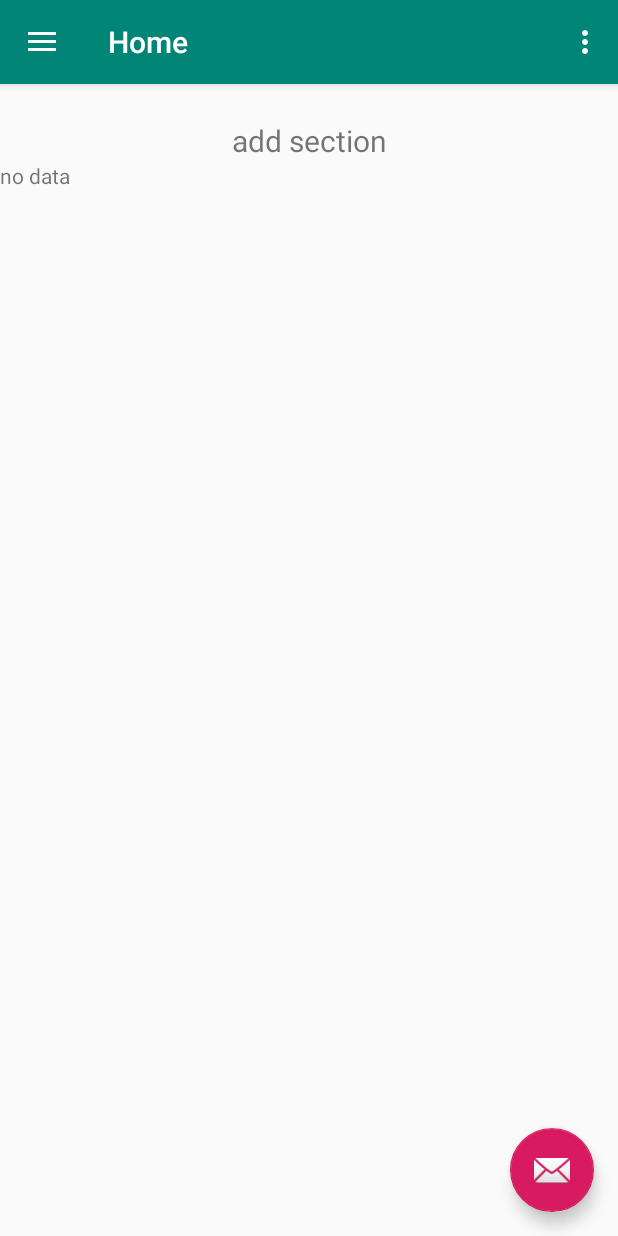
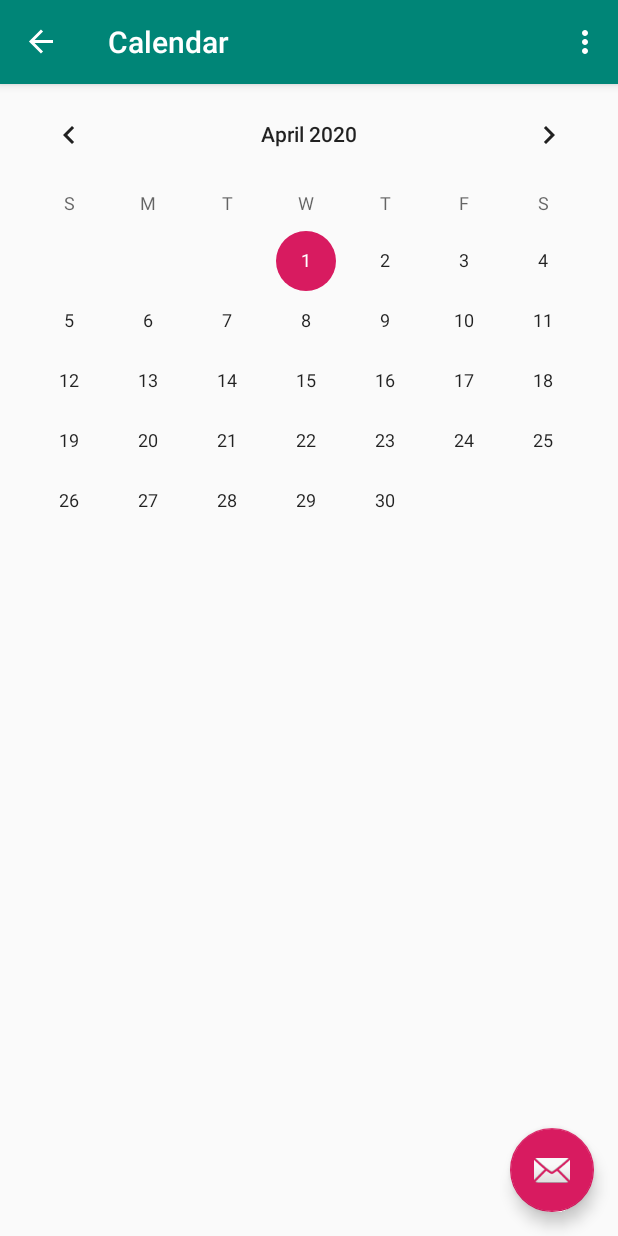
Before and after one commit to since85stas/SchedulerMonth, an Android app: the screen it shows after launch (MainActivity), on a phone screen of 412 x 824 dp. Run offline under Robolectric (Android 15) with nearby library versions, the phone set to English and light mode, and no system bars; our stand-ins replace Room's generated code, data binding, navigation-ui.

Commit message:
adding a calendar view

```diff
--- a/app/src/main/java/stas/batura/schedulermonth/repository/room/LessonsDatabase.kt
+++ b/app/src/main/java/stas/batura/schedulermonth/repository/room/LessonsDatabase.kt
@@ -28,7 +28,7 @@ import androidx.room.RoomDatabase
  * This pattern is pretty much the same for any database,
  * so you can reuse it.
  */
-@Database(entities = [MainData::class, Section::class, Lesson::class, Period::class], version = 4, exportSchema = false)
+@Database(entities = [MainData::class, Section::class, Lesson::class, Period::class], version = 5, exportSchema = false)
 abstract class LessonsDatabase : RoomDatabase() {
 
     /**
--- a/app/src/main/java/stas/batura/schedulermonth/repository/room/LessonsDatabaseDao.kt
+++ b/app/src/main/java/stas/batura/schedulermonth/repository/room/LessonsDatabaseDao.kt
@@ -55,8 +55,8 @@ abstract class LessonsDatabaseDao {
     /**
      * информация о конкретном периоде
      */
-    @Query("SELECT * FROM period_count_table WHERE period_id = :id")
-    abstract fun getPeriodById(id: Long) : Period
+    @Query("SELECT * FROM period_count_table WHERE period_id = :periodId AND section_id =:sectionId")
+    abstract fun getPeriodById(periodId: Long, sectionId: Long) : Period
 
     /**
      * все периоды
--- a/app/src/main/java/stas/batura/schedulermonth/repository/room/Period.kt
+++ b/app/src/main/java/stas/batura/schedulermonth/repository/room/Period.kt
@@ -21,7 +21,10 @@ data class Period(
     var periodId: Long = 0,
 
     @ColumnInfo(name = "period_start_date")
-    var periodStartDate: Long
+    var periodStartDate: Long,
+
+    @ColumnInfo(name = "perid_end_date")
+    var periodEndDate:Long
 )
 
 //data class Period(
--- a/app/src/main/java/stas/batura/schedulermonth/repository/room/Section.kt
+++ b/app/src/main/java/stas/batura/schedulermonth/repository/room/Section.kt
@@ -13,8 +13,8 @@ data class Section(
     @ColumnInfo(name = "section_type")
     var sectionType: Long = 0,
 
-    @ColumnInfo(name = "time_period_days")
-    var timePeriodDays: Int = 30,
+    @ColumnInfo(name = "time_period_millis")
+    var timePeriodMillis: Long = 0,
 
     @ColumnInfo(name = "lessons_in_period")
     var lessonsInPeriod : Int = 0,
--- /dev/null
+++ b/app/src/main/java/stas/batura/schedulermonth/ui/calendar/CalendarFragment.kt
@@ -0,0 +1,45 @@
+package stas.batura.schedulermonth.ui.calendar
+
+import android.app.Application
+import android.os.Bundle
+import android.view.LayoutInflater
+import android.view.View
+import android.view.ViewGroup
+import androidx.databinding.DataBindingUtil
+import androidx.fragment.app.Fragment
+import androidx.lifecycle.ViewModelProviders
+import androidx.navigation.fragment.findNavController
+import stas.batura.schedulermonth.R
+import stas.batura.schedulermonth.databinding.CalendarFragmentBinding
+import stas.batura.schedulermonth.databinding.CreateSectionFragmentBinding
+import stas.batura.schedulermonth.repository.room.LessonsDatabase
+import stas.batura.schedulermonth.ui.create.CreateSectionViewModel
+import stas.batura.schedulermonth.ui.create.CreateSectionViewModelFactory
+import stas.batura.schedulermonth.ui.create.SectionCreateFragmnetDirections
+
+class CalendarFragment : Fragment() {
+
+    lateinit var viewModel: CalendarFragmentViewModel
+
+    override fun onCreateView(
+        inflater: LayoutInflater,
+        container: ViewGroup?,
+        savedInstanceState: Bundle?
+    ): View? {
+        // Get a reference to the binding object and inflate the fragment views.
+        val bindings : CalendarFragmentBinding = DataBindingUtil
+            .inflate(inflater, R.layout.calendar_fragment, container, false)
+
+        val application: Application = requireNotNull(this.activity).application
+        val database = LessonsDatabase.getInstance(application).lessonsDatabaseDao
+        val viewModelFactory = CalendarFragmentViewModelFactory(database, application)
+
+        // get a view model
+        viewModel = ViewModelProviders.of(this, viewModelFactory)
+            .get(CalendarFragmentViewModel::class.java)
+
+
+        return bindings.root
+    }
+
+}
--- /dev/null
+++ b/app/src/main/java/stas/batura/schedulermonth/ui/calendar/CalendarFragmentViewModel.kt
@@ -0,0 +1,9 @@
+package stas.batura.schedulermonth.ui.calendar
+
+import android.app.Application
+import androidx.lifecycle.ViewModel
+import stas.batura.schedulermonth.repository.room.LessonsDatabaseDao
+
+class CalendarFragmentViewModel (val dataSource : LessonsDatabaseDao, val contex: Application): ViewModel() {
+
+}
--- /dev/null
+++ b/app/src/main/java/stas/batura/schedulermonth/ui/calendar/CalendarFragmentViewModelFactory.kt
@@ -0,0 +1,25 @@
+package stas.batura.schedulermonth.ui.calendar
+
+import android.app.Application
+import androidx.lifecycle.ViewModel
+import androidx.lifecycle.ViewModelProvider
+import stas.batura.schedulermonth.repository.room.LessonsDatabaseDao
+import stas.batura.schedulermonth.ui.create.CreateSectionViewModel
+
+/**
+ * This is pretty much boiler plate code for a ViewModel Factory.
+ *
+ * Provides the SleepDatabaseDao and context to the ViewModel.
+ */
+class CalendarFragmentViewModelFactory(
+    private val dataSource: LessonsDatabaseDao,
+    private val application: Application
+) : ViewModelProvider.Factory {
+    @Suppress("unchecked_cast")
+    override fun <T : ViewModel?> create(modelClass: Class<T>): T {
+        if (modelClass.isAssignableFrom(CalendarFragmentViewModel::class.java)) {
+            return CalendarFragmentViewModel(dataSource, application) as T
+        }
+        throw IllegalArgumentException("Unknown ViewModel class")
+    }
+}
--- /dev/null
+++ b/app/src/main/res/layout/calendar_fragment.xml
@@ -0,0 +1,20 @@
+<?xml version="1.0" encoding="utf-8"?>
+<layout xmlns:android="http://schemas.android.com/apk/res/android">
+
+    <data>
+
+    </data>
+
+    <LinearLayout
+        android:orientation="vertical"
+        android:layout_width="match_parent"
+        android:layout_height="match_parent">
+
+        <CalendarView
+            android:id="@+id/calendar_view"
+            android:layout_width="match_parent"
+            android:layout_height="match_parent" />
+
+
+    </LinearLayout>
+</layout>
--- a/app/src/main/res/navigation/mobile_navigation.xml
+++ b/app/src/main/res/navigation/mobile_navigation.xml
@@ -3,7 +3,7 @@
     xmlns:app="http://schemas.android.com/apk/res-auto"
     xmlns:tools="http://schemas.android.com/tools"
     android:id="@+id/mobile_navigation"
-    app:startDestination="@+id/nav_home">
+    app:startDestination="@+id/nav_calendar">
 
     <fragment
         android:id="@+id/nav_home"
@@ -45,4 +45,15 @@
 
     </fragment>
 
+    <fragment
+        android:id="@+id/nav_calendar"
+        android:name="stas.batura.schedulermonth.ui.calendar.CalendarFragment"
+        android:label="Calendar"
+        tools:layout="@layout/calendar_fragment">
+
+
+    </fragment>
+
+
+
 </navigation>
```
Also changed, not shown: app/src/main/java/stas/batura/schedulermonth/repository/Repository.kt (+15 -0 lines), app/src/main/java/stas/batura/schedulermonth/ui/create/CreateSectionViewModel.kt (+13 -5 lines), app/src/main/java/stas/batura/schedulermonth/ui/section/SectionViewModel.kt (+8 -9 lines).
